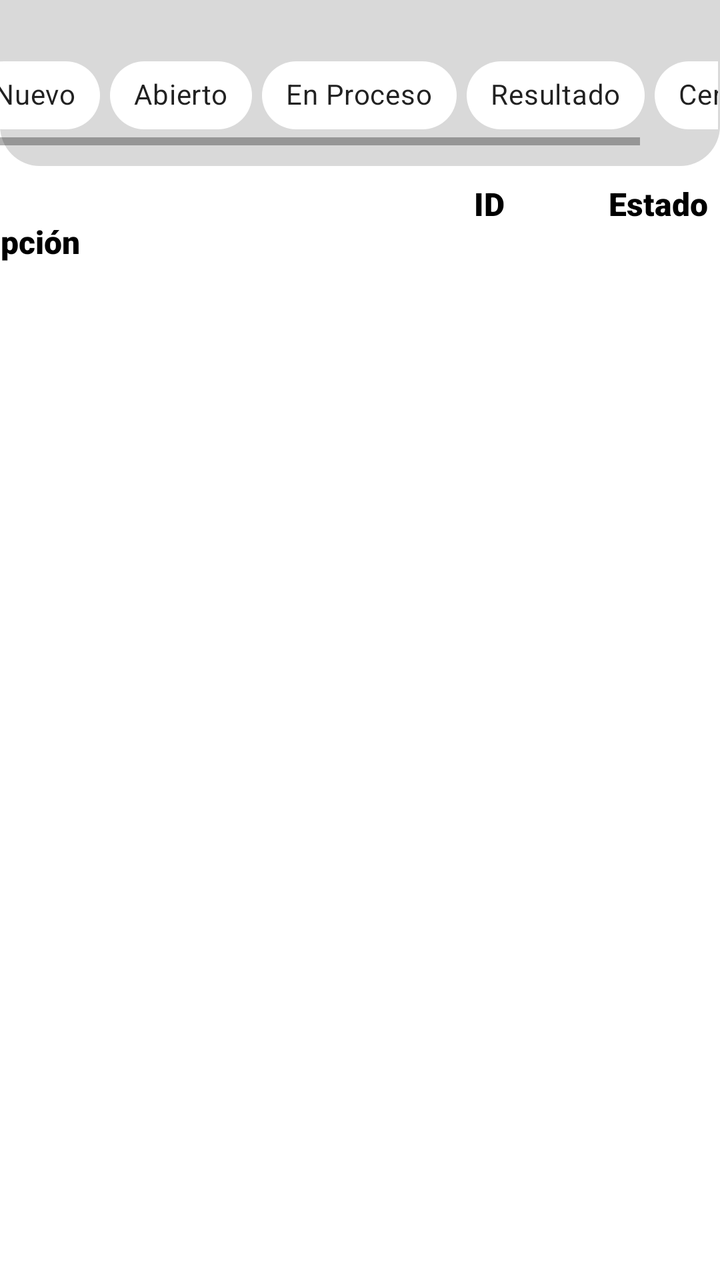
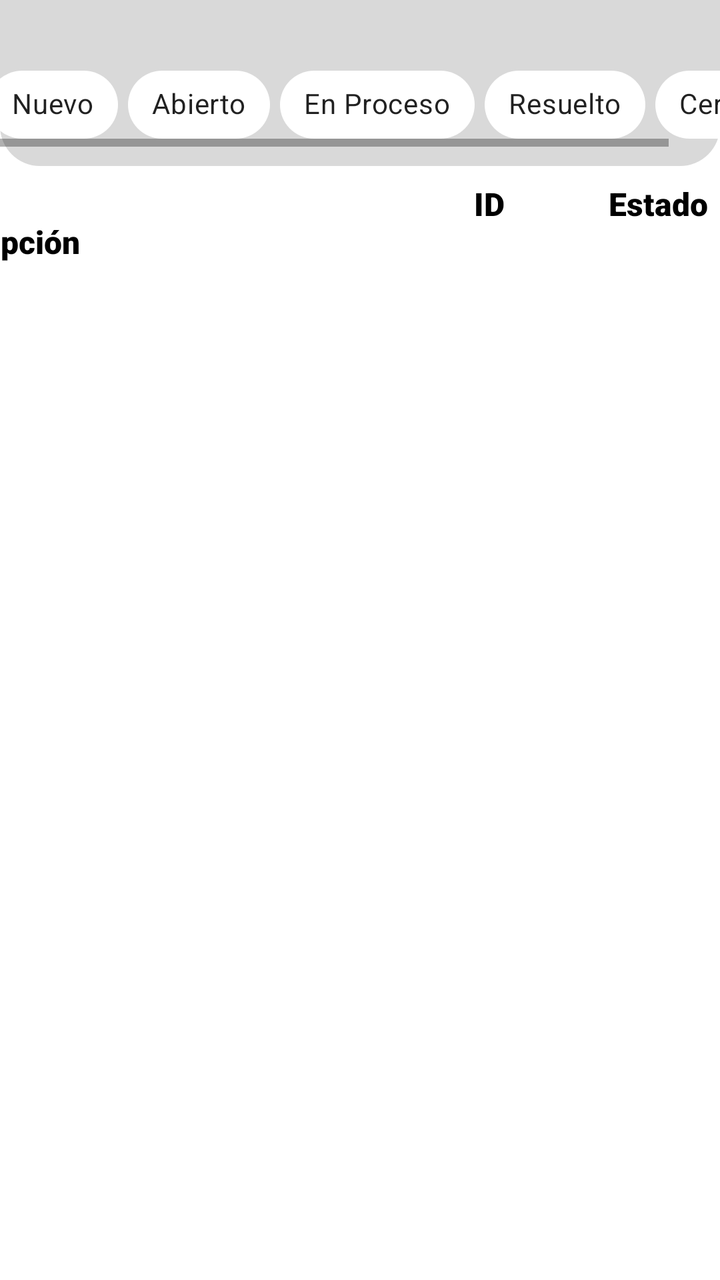

Two renders of the same Android screen: before a commit and after it. Below are the layout's source before the change and the commit's diff.
<!-- AndroidManifest.xml: application theme Theme.AppTickets -->
<!-- res/layout/fragment_list_tickets.xml -->
<?xml version="1.0" encoding="utf-8"?>
<androidx.constraintlayout.widget.ConstraintLayout xmlns:android="http://schemas.android.com/apk/res/android"
    xmlns:app="http://schemas.android.com/apk/res-auto"
    xmlns:tools="http://schemas.android.com/tools"
    android:id="@+id/frameLayout3"
    android:layout_width="match_parent"
    android:layout_height="match_parent"
    android:background="#FFFFFF"
    tools:context=".View.ListTickets">

    <ImageView
        android:id="@+id/imageView"
        android:layout_width="0dp"
        android:layout_height="83dp"
        android:src="@drawable/recurso_rectangulo"
        app:layout_constraintBottom_toBottomOf="parent"
        app:layout_constraintEnd_toEndOf="parent"
        app:layout_constraintHorizontal_bias="0.0"
        app:layout_constraintStart_toStartOf="parent"
        app:layout_constraintTop_toTopOf="parent"
        app:layout_constraintVertical_bias="0.0" />

    <com.google.android.material.chip.ChipGroup
        android:id="@+id/chipGroup"
        android:layout_width="391dp"
        android:layout_height="50dp"
        app:layout_constraintBottom_toBottomOf="@+id/imageView"
        app:layout_constraintEnd_toEndOf="parent"
        app:layout_constraintStart_toStartOf="parent"
        app:layout_constraintTop_toTopOf="parent"
        app:layout_constraintVertical_bias="0.69">

        <HorizontalScrollView
            android:layout_width="374dp"
            android:layout_height="50dp">

            <LinearLayout
                android:layout_width="wrap_content"
                android:layout_height="50dp"
                android:orientation="horizontal">

                <com.google.android.material.chip.Chip
                    android:id="@+id/chipNuevo"
                    android:layout_width="wrap_content"
                    android:layout_height="50dp"
                    android:checkable="true"
                    android:text="Nuevo"
                    app:chipBackgroundColor="#FFFFFF" />

                <Space
                    android:layout_width="5dp"
                    android:layout_height="match_parent"
                    android:layout_weight="1" />

                <com.google.android.material.chip.Chip
                    android:id="@+id/chipAbierto"
                    android:layout_width="wrap_content"
                    android:layout_height="50dp"
                    android:checkable="true"
                    android:text="Abierto"
                    app:chipBackgroundColor="#FFFFFF" />

                <Space
                    android:layout_width="5dp"
                    android:layout_height="match_parent"
                    android:layout_weight="1" />

                <com.google.android.material.chip.Chip
                    android:id="@+id/chipProceso"
                    android:layout_width="wrap_content"
                    android:layout_height="50dp"
                    android:checkable="true"
                    android:text="En Proceso"
                    app:chipBackgroundColor="#FFFFFF" />

                <Space
                    android:layout_width="5dp"
                    android:layout_height="match_parent"
                    android:layout_weight="1" />

                <com.google.android.material.chip.Chip
                    android:id="@+id/chipResultado"
                    android:layout_width="wrap_content"
                    android:layout_height="50dp"
                    android:checkable="true"
                    android:text="Resultado"
                    app:chipBackgroundColor="#FFFFFF" />

                <Space
                    android:layout_width="5dp"
                    android:layout_height="match_parent"
                    android:layout_weight="1" />

                <com.google.android.material.chip.Chip
                    android:id="@+id/chipCerrado"
                    android:layout_width="wrap_content"
                    android:layout_height="50dp"
                    android:checkable="true"
                    android:text="Cerrado"
                    app:chipBackgroundColor="#FFFFFF" />

            </LinearLayout>
        </HorizontalScrollView>

    </com.google.android.material.chip.ChipGroup>

    <ListView
        android:id="@+id/listView"
        android:layout_width="410dp"
        android:layout_height="723dp"
        app:layout_constraintBottom_toBottomOf="parent"
        app:layout_constraintEnd_toEndOf="parent"
        app:layout_constraintStart_toStartOf="parent"
        app:layout_constraintTop_toBottomOf="@+id/textView2" />

    <TextView
        android:id="@+id/textView2"
        android:layout_width="406dp"
        android:layout_height="48dp"
        android:layout_marginTop="8dp"
        android:fontFamily="sans-serif-black"
        android:text="Título                                                            ID             Estado
                      Descripción"
        android:textColor="#000000"
        android:textSize="16sp"
        app:layout_constraintEnd_toEndOf="parent"
        app:layout_constraintHorizontal_bias="1.0"
        app:layout_constraintStart_toStartOf="parent"
        app:layout_constraintTop_toBottomOf="@+id/imageView" />


</androidx.constraintlayout.widget.ConstraintLayout>
<!-- resources referenced by this layout -->
<resources>
  <!-- drawable recurso_rectangulo (drawable) -->
  <shape xmlns:android="http://schemas.android.com/apk/res/android"
      android:shape="rectangle">
      <solid android:color="#D9D9D9"/>
      <corners android:topLeftRadius="0dp"
          android:topRightRadius="0dp"
          android:bottomLeftRadius="20dp"
          android:bottomRightRadius="20dp"/>
  </shape>
  <style name="Theme.AppTickets" parent="Theme.MaterialComponents.DayNight.NoActionBar">
          
          <item name="colorPrimary">@color/purple_500</item>
          <item name="colorPrimaryVariant">@color/purple_700</item>
          <item name="colorOnPrimary">@color/white</item>
          
          <item name="colorSecondary">@color/teal_200</item>
          <item name="colorSecondaryVariant">@color/teal_700</item>
          <item name="colorOnSecondary">@color/black</item>
          
          <item name="android:statusBarColor">?attr/colorPrimaryVariant</item>
          
      </style>
  <color name="purple_500">#FF6200EE</color>
  <color name="purple_700">#FF3700B3</color>
  <color name="white">#FFFFFFFF</color>
  <color name="teal_200">#FF03DAC5</color>
  <color name="teal_700">#FF018786</color>
  <color name="black">#FF000000</color>
</resources>

<!-- the commit's change to res/layout/fragment_list_tickets.xml (unified diff, before → after) -->
@@ -15,99 +15,92 @@
         android:src="@drawable/recurso_rectangulo"
         app:layout_constraintBottom_toBottomOf="parent"
         app:layout_constraintEnd_toEndOf="parent"
-        app:layout_constraintHorizontal_bias="0.0"
+        app:layout_constraintHorizontal_bias="1.0"
         app:layout_constraintStart_toStartOf="parent"
         app:layout_constraintTop_toTopOf="parent"
         app:layout_constraintVertical_bias="0.0" />
 
-    <com.google.android.material.chip.ChipGroup
-        android:id="@+id/chipGroup"
-        android:layout_width="391dp"
-        android:layout_height="50dp"
+    <HorizontalScrollView
+        android:layout_width="373dp"
+        android:layout_height="46dp"
         app:layout_constraintBottom_toBottomOf="@+id/imageView"
         app:layout_constraintEnd_toEndOf="parent"
-        app:layout_constraintStart_toStartOf="parent"
-        app:layout_constraintTop_toTopOf="parent"
-        app:layout_constraintVertical_bias="0.69">
+        app:layout_constraintStart_toStartOf="@+id/imageView"
+        app:layout_constraintTop_toTopOf="@+id/imageView"
+        app:layout_constraintVertical_bias="0.74">
 
-        <HorizontalScrollView
-            android:layout_width="374dp"
-            android:layout_height="50dp">
+        <LinearLayout
+            android:layout_width="wrap_content"
+            android:layout_height="50dp"
+            android:orientation="horizontal">
 
-            <LinearLayout
+            <com.google.android.material.chip.Chip
+                android:id="@+id/chipNuevo"
                 android:layout_width="wrap_content"
                 android:layout_height="50dp"
-                android:orientation="horizontal">
+                android:checkable="true"
+                android:text="Nuevo"
+                app:chipBackgroundColor="#FFFFFF" />
 
-                <com.google.android.material.chip.Chip
-                    android:id="@+id/chipNuevo"
-                    android:layout_width="wrap_content"
-                    android:layout_height="50dp"
-                    android:checkable="true"
-                    android:text="Nuevo"
-                    app:chipBackgroundColor="#FFFFFF" />
+            <Space
+                android:layout_width="5dp"
+                android:layout_height="match_parent"
+                android:layout_weight="1" />
 
-                <Space
-                    android:layout_width="5dp"
-                    android:layout_height="match_parent"
-                    android:layout_weight="1" />
+            <com.google.android.material.chip.Chip
+                android:id="@+id/chipAbierto"
+                android:layout_width="wrap_content"
+                android:layout_height="50dp"
+                android:checkable="true"
+                android:text="Abierto"
+                app:chipBackgroundColor="#FFFFFF" />
 
-                <com.google.android.material.chip.Chip
-                    android:id="@+id/chipAbierto"
-                    android:layout_width="wrap_content"
-                    android:layout_height="50dp"
-                    android:checkable="true"
-                    android:text="Abierto"
-                    app:chipBackgroundColor="#FFFFFF" />
+            <Space
+                android:layout_width="5dp"
+                android:layout_height="match_parent"
+                android:layout_weight="1" />
 
-                <Space
-                    android:layout_width="5dp"
-                    android:layout_height="match_parent"
-                    android:layout_weight="1" />
+            <com.google.android.material.chip.Chip
+                android:id="@+id/chipProceso"
+                android:layout_width="wrap_content"
+                android:layout_height="50dp"
+                android:checkable="true"
+                android:text="En Proceso"
+                app:chipBackgroundColor="#FFFFFF" />
 
-                <com.google.android.material.chip.Chip
-                    android:id="@+id/chipProceso"
-                    android:layout_width="wrap_content"
-                    android:layout_height="50dp"
-                    android:checkable="true"
-                    android:text="En Proceso"
-                    app:chipBackgroundColor="#FFFFFF" />
+            <Space
+                android:layout_width="5dp"
+                android:layout_height="match_parent"
+                android:layout_weight="1" />
 
-                <Space
-                    android:layout_width="5dp"
-                    android:layout_height="match_parent"
-                    android:layout_weight="1" />
+            <com.google.android.material.chip.Chip
+                android:id="@+id/chipResuelto"
+                android:layout_width="wrap_content"
+                android:layout_height="50dp"
+                android:checkable="true"
+                android:text="Resuelto"
+                app:chipBackgroundColor="#FFFFFF" />
 
-                <com.google.android.material.chip.Chip
-                    android:id="@+id/chipResultado"
-                    android:layout_width="wrap_content"
-                    android:layout_height="50dp"
-                    android:checkable="true"
-                    android:text="Resultado"
-                    app:chipBackgroundColor="#FFFFFF" />
+            <Space
+                android:layout_width="5dp"
+                android:layout_height="match_parent"
+                android:layout_weight="1" />
 
-                <Space
-                    android:layout_width="5dp"
-                    android:layout_height="match_parent"
-                    android:layout_weight="1" />
+            <com.google.android.material.chip.Chip
+                android:id="@+id/chipCerrado"
+                android:layout_width="wrap_content"
+                android:layout_height="50dp"
+                android:checkable="true"
+                android:text="Cerrado"
+                app:chipBackgroundColor="#FFFFFF" />
 
-                <com.google.android.material.chip.Chip
-                    android:id="@+id/chipCerrado"
-                    android:layout_width="wrap_content"
-                    android:layout_height="50dp"
-                    android:checkable="true"
-                    android:text="Cerrado"
-                    app:chipBackgroundColor="#FFFFFF" />
-
-            </LinearLayout>
-        </HorizontalScrollView>
-
-    </com.google.android.material.chip.ChipGroup>
+        </LinearLayout>
+    </HorizontalScrollView>
 
     <ListView
         android:id="@+id/listView"
-        android:layout_width="410dp"
-        android:layout_height="723dp"
+        android:layout_width="0dp"
+        android:layout_height="0dp"
         app:layout_constraintBottom_toBottomOf="parent"
         app:layout_constraintEnd_toEndOf="parent"
         app:layout_constraintStart_toStartOf="parent"
